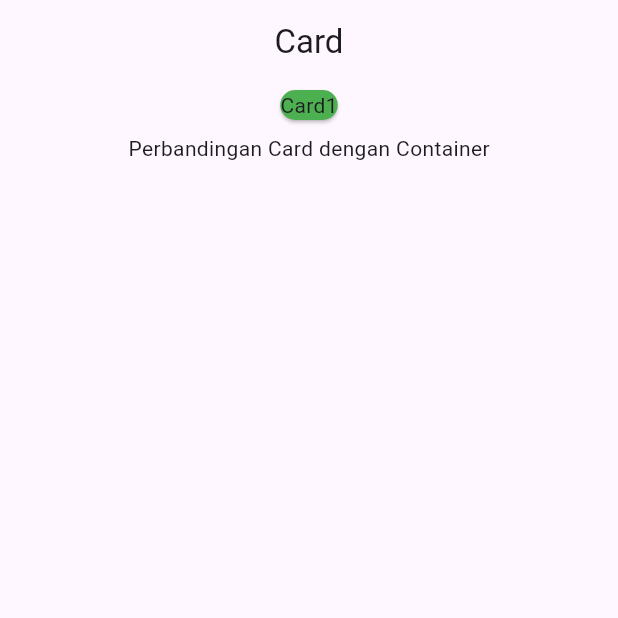
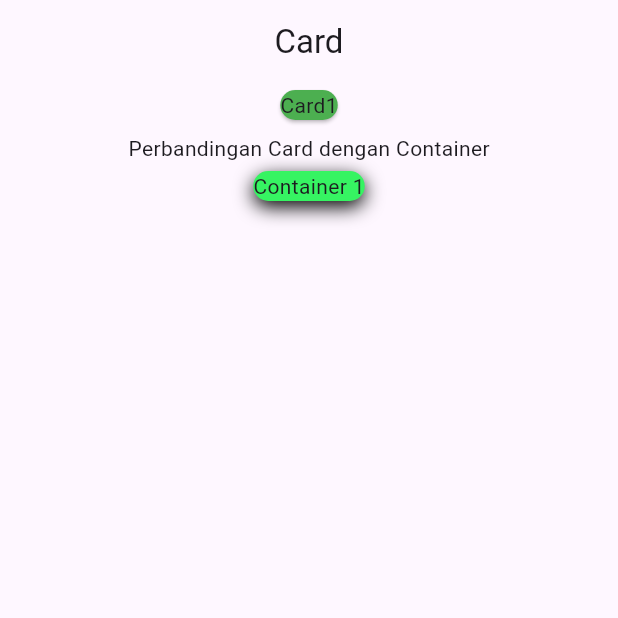
Before and after one commit to AryaPramudya898/latihan8, a Flutter app: the screen it shows after launch, on a phone screen of 412 x 824 dp, the top half of it. Run offline on Flutter 3.47's test engine with Material 3 defaults, Android fonts, the light colour scheme and no system bars.

Commit message:
Membuat Container

```diff
--- a/lib/card/card.dart
+++ b/lib/card/card.dart
@@ -17,7 +17,23 @@ class MyCard extends StatelessWidget {
               ),
               SizedBox(height: 5,),
               Text("Perbandingan Card dengan Container"),
-              SizedBox(height: 5,)
+              SizedBox(height: 5,),
+              Container(
+                      decoration: BoxDecoration(
+                        borderRadius: BorderRadius.circular(12),
+                        color: const Color.fromARGB(255, 54, 244, 98),
+                        boxShadow: [
+                          BoxShadow(
+                            color: Colors.black,
+                            blurRadius: 10,
+                            offset: Offset(0, 4)
+                          )
+                        ]
+                      ),
+                      child: Text(
+                        'Container 1',
+                      ),
+                    ),
             ],
           ),
         ),
```
